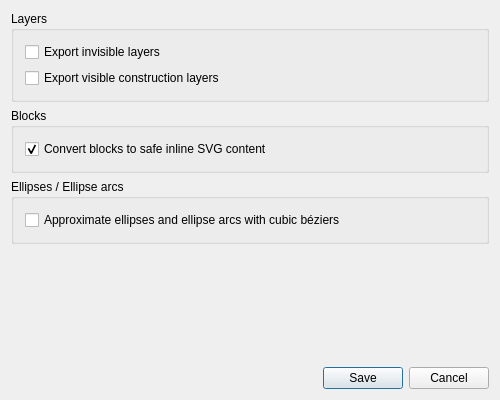
Before: the Qt Designer form librecad/src/ui/forms/qg_dlgoptionsmakercam.ui in ayaromenok/LibreCAD, drawn with Qt 5.
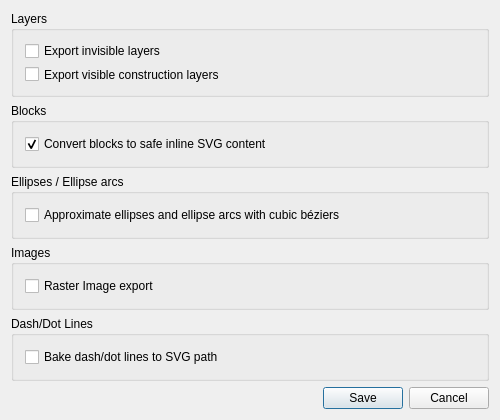
After: the same form once the commit is applied.

Commit message: #8 added export Image/bake dash/dot lines to export SVG dialog

```diff
--- a/librecad/src/ui/forms/qg_dlgoptionsmakercam.ui
+++ b/librecad/src/ui/forms/qg_dlgoptionsmakercam.ui
@@ -7,13 +7,13 @@
     <x>0</x>
     <y>0</y>
     <width>500</width>
-    <height>400</height>
+    <height>420</height>
    </rect>
   </property>
   <property name="minimumSize">
    <size>
     <width>500</width>
-    <height>400</height>
+    <height>420</height>
    </size>
   </property>
   <property name="windowTitle">
@@ -102,6 +102,46 @@
      </layout>
     </widget>
    </item>
+   <item alignment="Qt::AlignTop">
+    <widget class="QGroupBox" name="gbImages">
+     <property name="title">
+      <string>Images</string>
+     </property>
+     <layout class="QHBoxLayout">
+      <item>
+       <layout class="QVBoxLayout">
+        <item>
+         <widget class="QCheckBox" name="checkImages">
+          <property name="text">
+           <string>Raster Image export</string>
+          </property>
+         </widget>
+        </item>
+       </layout>
+      </item>
+     </layout>
+    </widget>
+   </item>
+   <item alignment="Qt::AlignTop">
+    <widget class="QGroupBox" name="gbDashLines">
+     <property name="title">
+      <string>Dash/Dot Lines</string>
+     </property>
+     <layout class="QHBoxLayout">
+      <item>
+       <layout class="QVBoxLayout">
+        <item>
+         <widget class="QCheckBox" name="checkDashDotLines">
+          <property name="text">
+           <string>Bake dash/dot lines to SVG path</string>
+          </property>
+         </widget>
+        </item>
+       </layout>
+      </item>
+     </layout>
+    </widget>
+   </item>
    <item>
     <spacer>
      <property name="orientation">
```
Left out of the diff: 2 changed lines with no effect on the pictures. The commit also changes 1 other file.
